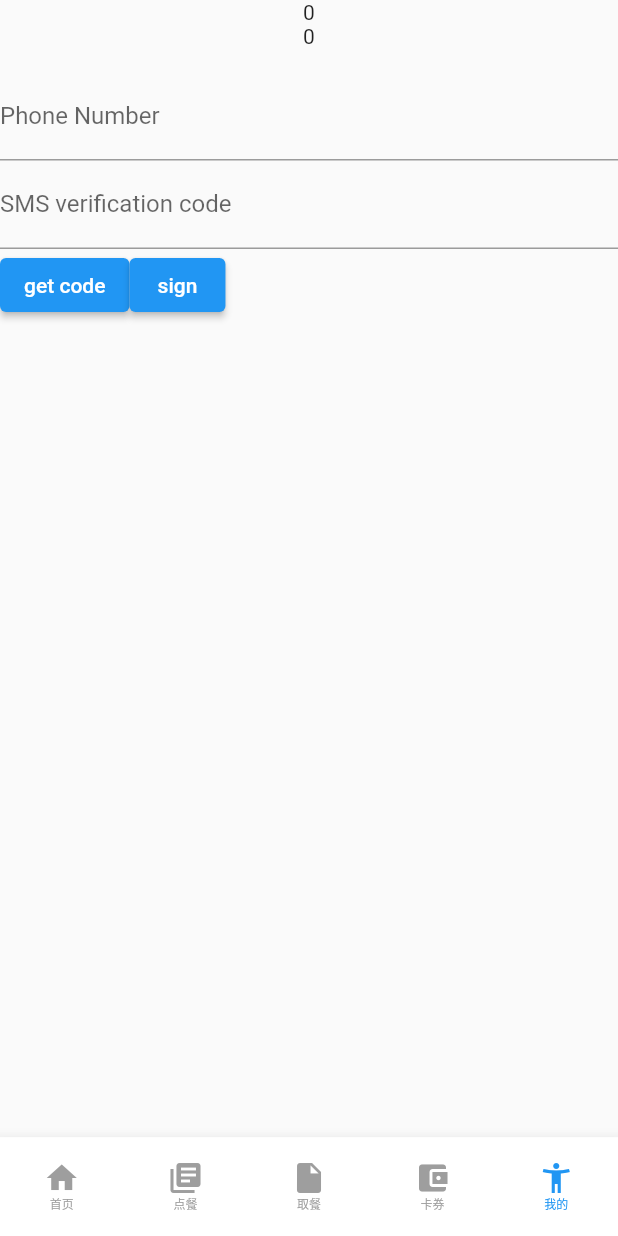
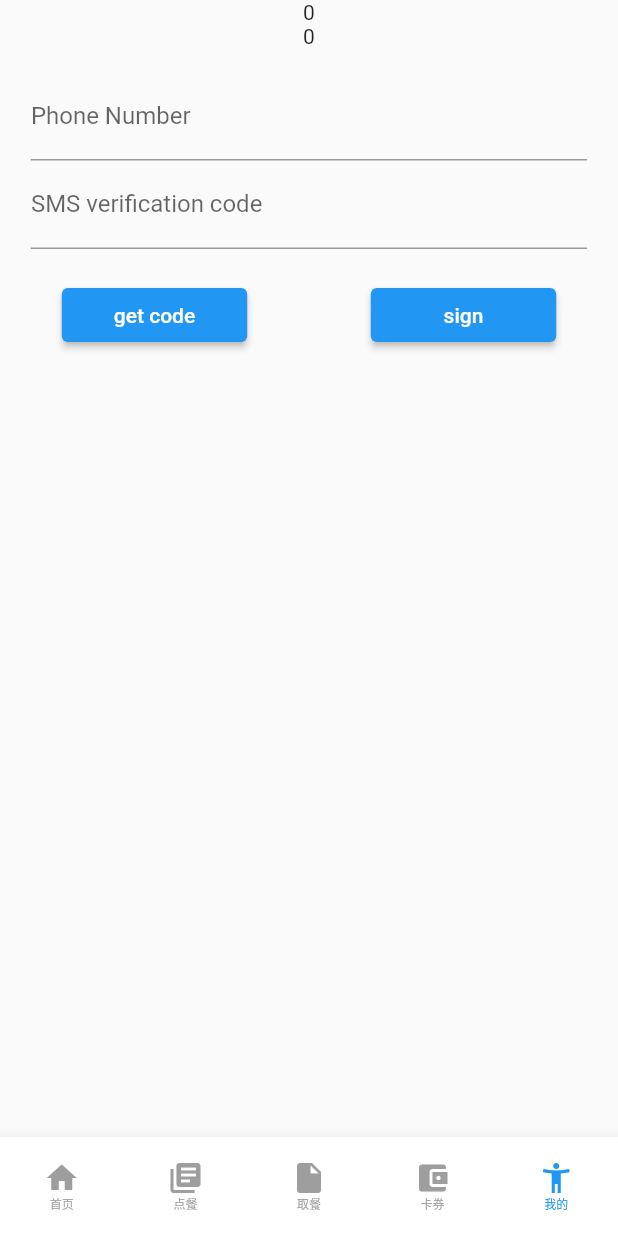
Before and after one commit to wdnmd1099/coffee, a Flutter app: the screen it shows after launch, on a phone screen of 412 x 824 dp. Run offline on Flutter 3.47's test engine with Material 2 defaults, Android fonts, the phone set to English and light mode, and no system bars; our stand-ins replace flutter_secure_storage.

Commit message:
更新保存2

```diff
--- a/lib/screen/bottomNavigationBar.dart
+++ b/lib/screen/bottomNavigationBar.dart
@@ -4,7 +4,6 @@ import 'package:coffee/views/homePage.dart';
 import 'package:coffee/views/orderPage.dart';
 import 'package:coffee/views/MyUserPage.dart';
 import 'package:coffee/views/takeFoodPage.dart';
-
 
 class bottomNavigationBar extends StatefulWidget {
   const bottomNavigationBar({super.key});
@@ -15,7 +14,7 @@ class bottomNavigationBar extends StatefulWidget {
 }
 
 class _BottomNavigationBarExampleState extends State<bottomNavigationBar> {
-  int _selectedIndex =4;
+  int _selectedIndex = 4;
   static const TextStyle optionStyle =
       TextStyle(fontSize: 30, fontWeight: FontWeight.bold);
 
@@ -24,7 +23,7 @@ class _BottomNavigationBarExampleState extends State<bottomNavigationBar> {
     double maxWidth = MediaQuery.of(context).size.width;
 
     List<Widget> widgetOptions = <Widget>[
-      HomePage(),//首页
+      HomePage(), //首页
 
       OrderPage(),
 
@@ -39,6 +38,20 @@ class _BottomNavigationBarExampleState extends State<bottomNavigationBar> {
     return widgetOptions;
   }
 
+  List<Widget> widgetOptions = <Widget>[
+    HomePage(), //首页
+
+    OrderPage(),
+
+    TakeFood(),
+
+    Text(
+      'Index 2: School',
+      style: optionStyle,
+    ),
+    MyUserPage(),
+  ];
+
   void _onItemTapped(int index) {
     setState(() {
       _selectedIndex = index;
@@ -52,6 +65,9 @@ class _BottomNavigationBarExampleState extends State<bottomNavigationBar> {
   Widget build(BuildContext context) {
     double maxHeight = MediaQuery.of(context).size.height;
     double maxWidth = MediaQuery.of(context).size.width;
+
+    bool refresh = true;
+
     return MaterialApp(
       debugShowCheckedModeBanner: false,
       theme: ThemeData(
@@ -60,10 +76,15 @@ class _BottomNavigationBarExampleState extends State<bottomNavigationBar> {
           splashColor: Color.fromRGBO(0, 0, 0, 0)),
       home: Scaffold(
         body: Center(
-          child: bottonViews(context, ETCcontroller).elementAt(_selectedIndex),
+          child: refresh == true
+              ? bottonViews(context, ETCcontroller).elementAt(_selectedIndex) //会刷新页面
+              : IndexedStack(  //不会刷新页面
+                  index: _selectedIndex,
+                  children: widgetOptions,
+                ),
         ),
         bottomNavigationBar: SizedBox(
-          height: maxHeight <= 560 ?  maxHeight * 0.15  : maxHeight * 0.08,
+          height: maxHeight <= 560 ? maxHeight * 0.15 : maxHeight * 0.08,
           child: GestureDetector(
             onLongPress: () => {},
             child: BottomNavigationBar(
--- a/lib/views/MyUserPage.dart
+++ b/lib/views/MyUserPage.dart
@@ -3,7 +3,6 @@ import 'package:http/http.dart' as http;
 import 'package:flutter/material.dart';
 import 'package:flutter/services.dart';
 import 'package:flutter_secure_storage/flutter_secure_storage.dart';
-
 
 class MyUserPage extends StatefulWidget {
   const MyUserPage({super.key});
@@ -16,6 +15,7 @@ class _BottomNavigationBarExampleState extends State<MyUserPage> {
   int _phoneNumber = 0;
   int _smsCode = 0;
   String showToken = '';
+
   @override
   Widget build(BuildContext context) {
     double maxHeight = MediaQuery.of(context).size.height;
@@ -26,7 +26,9 @@ class _BottomNavigationBarExampleState extends State<MyUserPage> {
           Text(_phoneNumber.toString()),
           Text(_smsCode.toString()),
           Text(showToken),
-          TextFormField(
+          Container(
+            width: maxWidth * 0.9,
+            child: TextFormField(
               inputFormatters: [
                 FilteringTextInputFormatter.digitsOnly, //限制只能输入数字
                 LengthLimitingTextInputFormatter(11), //限制只能输入11位数，以匹配手机号码
@@ -44,7 +46,10 @@ class _BottomNavigationBarExampleState extends State<MyUserPage> {
                 );
               },
             ),
-          TextFormField(
+          ),
+          Container(
+            width: maxWidth * 0.9,
+            child: TextFormField(
               inputFormatters: [
                 FilteringTextInputFormatter.digitsOnly, //限制只能输入数字
                 LengthLimitingTextInputFormatter(6), //限制只能输入11位数，以匹配手机号码
@@ -55,17 +60,48 @@ class _BottomNavigationBarExampleState extends State<MyUserPage> {
               ),
               onChanged: (value) {
                 setState(
-                () {_smsCode = int.tryParse(value)!;},
+                  () {
+                    _smsCode = int.tryParse(value)!;
+                  },
                 );
               },
             ),
-          Center(
+          ),
+          Container(
+            padding: EdgeInsets.only(top: 20),
+            // color: Colors.red,
             child: Row(
               children: [
-                ElevatedButton(onPressed: ()=>{getSMSCode(_phoneNumber)}, child: Text('get code')),
-                ElevatedButton(onPressed: () => {
-                  signIn(_phoneNumber,_smsCode,showToken)
-                }, child: Text('sign')),
+                Container(
+                  width: maxWidth * 0.5,
+                  child:
+                  Center(
+                    child:
+                      Container(
+                        width: maxWidth * 0.3,
+                        child:  ElevatedButton(
+                            onPressed: () => {getSMSCode(_phoneNumber)},
+                            child: Text('get code')),
+                      ),
+
+                  ),
+                ),
+               Container(
+                 width: maxWidth * 0.5,
+                 child:
+                 Center(
+                   child:
+                     Container(
+                       width: maxWidth * 0.3,
+                       child:  ElevatedButton(
+                           onPressed: () =>
+                           {signIn(_phoneNumber, _smsCode, showToken)},
+                           child: Text('sign')),
+                     ),
+
+                 ),
+               ),
+
               ],
             ),
           ),
@@ -75,21 +111,18 @@ class _BottomNavigationBarExampleState extends State<MyUserPage> {
   }
 }
 
-
-
-
-class GetCode{
+class GetCode {
   String phoneNumberCountryCode = '86';
   String phoneNumber;
   String? smsCode;
 
-  GetCode({required this.phoneNumber,this.smsCode}){}
+  GetCode({required this.phoneNumber, this.smsCode}) {}
 
   Map<String, dynamic> toJson() {
     return {
-      'CountryCode':phoneNumberCountryCode,
+      'CountryCode': phoneNumberCountryCode,
       'PhoneNumber': phoneNumber,
-      'AuthCode':smsCode,
+      'AuthCode': smsCode,
     };
   }
 }
@@ -98,7 +131,8 @@ Future<dynamic> getSMSCode(_phoneNumber) async {
   GetCode gc = new GetCode(phoneNumber: _phoneNumber.toString());
   String gcStr = jsonEncode(gc.toJson());
   print(gcStr);
-  var url = Uri.parse('http://192.168.0.3:31000/RcApp/V1/Portal/AuthCodeForLoginByPhoneNumber');
+  var url = Uri.parse(
+      'http://192.168.0.3:31000/RcApp/V1/Portal/AuthCodeForLoginByPhoneNumber');
   var headers = {
     'Content-Type': 'application/json',
   };
@@ -113,11 +147,13 @@ Future<dynamic> getSMSCode(_phoneNumber) async {
   // print(response.body);
 }
 
-Future<dynamic> signIn(_phoneNumber,_smsCode,showToken) async {
-  GetCode sI = new GetCode(phoneNumber: _phoneNumber.toString(),smsCode: _smsCode.toString());
+Future<dynamic> signIn(_phoneNumber, _smsCode, showToken) async {
+  GetCode sI = new GetCode(
+      phoneNumber: _phoneNumber.toString(), smsCode: _smsCode.toString());
   String sIStr = jsonEncode(sI.toJson());
   print(sIStr);
-  var url = Uri.parse('http://192.168.0.3:31000/RcApp/V1/Portal/LoginByPhoneNumberWithAuthCode');
+  var url = Uri.parse(
+      'http://192.168.0.3:31000/RcApp/V1/Portal/LoginByPhoneNumberWithAuthCode');
   var headers = {
     'Content-Type': 'application/json',
   };
@@ -131,12 +167,13 @@ Future<dynamic> signIn(_phoneNumber,_smsCode,showToken) async {
 
   // print(response.body);
 
-  Map<String,dynamic> token = jsonDecode(response.body);
+  Map<String, dynamic> token = jsonDecode(response.body);
   print(token['Data']['Token']);
   saveToken(token['Data']['Token']);
   String? userToken = await getToken();
   return userToken;
 }
+
 // 保存Token
 Future<void> saveToken(String token) async {
   final storage = FlutterSecureStorage();
--- a/lib/views/orderPage.dart
+++ b/lib/views/orderPage.dart
@@ -43,11 +43,11 @@ class _MyHomePageState extends State<OrderPage> {
   Widget build(BuildContext context) {
     double maxHeight = MediaQuery.of(context).size.height;
     double maxWidth = MediaQuery.of(context).size.width;
-    var c1 = xxx();
+    var c1 = postDataToGetMenu();
     // print(c1);
 
     return FutureBuilder<List>(
-      future: xxx(),
+      future: postDataToGetMenu(),
       builder: (context, snapshot) {
         if (snapshot.connectionState == ConnectionState.waiting) {
           // 请求还在进行中
@@ -58,10 +58,10 @@ class _MyHomePageState extends State<OrderPage> {
           return Text('发生错误: ${snapshot.error}');
         } else {
           // 请求成功完成
-          List v1 = [];
+          List menuData = [];
           if (snapshot.data!.length > 0) {
             // print(snapshot.data?.length);
-            v1 = snapshot.data!;
+            menuData = snapshot.data!;
           }
           return Scaffold(
             appBar: PreferredSize(
@@ -78,7 +78,7 @@ class _MyHomePageState extends State<OrderPage> {
                       color: Colors.grey[200],
                       width: maxWidth,
                       child: MenuCardList(
-                        meun: v1,
+                        meun: menuData,
                       ),
                     ),
                   ),
@@ -116,7 +116,7 @@ class Shop {
   }
 }
 
-Future<List> xxx() async {
+Future<List> postDataToGetMenu() async {
   //创建对象
   Shop shop = Shop(shopD: 'S001');
   // print(shop);
--- a/lib/views/takeFoodPage.dart
+++ b/lib/views/takeFoodPage.dart
@@ -96,6 +96,7 @@ class TakeFoodObj {
 
 TakeFoodPageToGetData() async {
   // getToken();
+  print('取餐');
   String? token = await getToken();
 
   TakeFoodObj take = new TakeFoodObj(Id: '20230630-000002',ShopCode: 's001',Page: 1,PageSize: 20,);
@@ -123,8 +124,8 @@ TakeFoodPageToGetData() async {
 Future<String?> getToken() async {
   final storage = FlutterSecureStorage();
   var x =  await storage.read(key: 'userToken');
-  // print('${x},来了');
-  // sentToken(x!);
+  print('${x},来了');
+  sentToken(x!);
   return x;
 }
 
```
Lines whose indentation alone changed are shown as unchanged.
